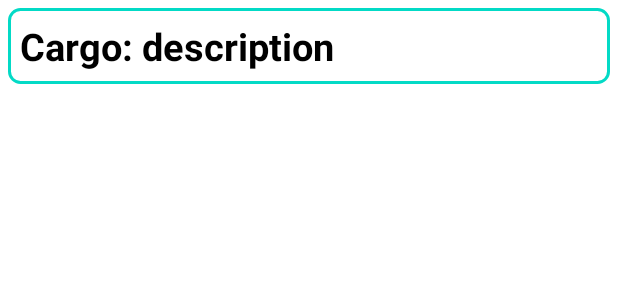
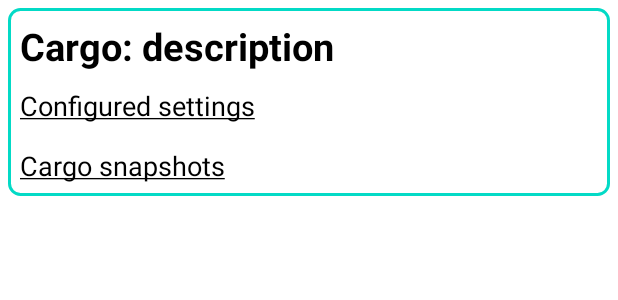
Before and after one commit to DimaMykhnevych/StoreAndDeliver.Mobile, an Android app: the layout cargo_indicators_row.xml on its own in the app's theme, with its tools: preview values and no code run, on a phone screen of 412 x 824 dp. Shown: the top 300 px of the screen. Run offline under Robolectric (Android 15) with nearby library versions, the phone set to English and light mode, and no system bars.

Commit message:
Add configured settings to cargo snapshots screen

```diff
--- a/app/src/main/java/com/example/storeanddeliver/listAdapters/IndicatorsAdapter.kt
+++ b/app/src/main/java/com/example/storeanddeliver/listAdapters/IndicatorsAdapter.kt
@@ -5,6 +5,7 @@
 import android.view.View
 import android.view.ViewGroup
 import android.widget.TextView
+import androidx.recyclerview.widget.LinearLayoutManager
 import androidx.recyclerview.widget.RecyclerView
 import com.example.storeanddeliver.R
 import com.example.storeanddeliver.models.UserCargoSnapshots
@@ -17,6 +18,7 @@
 
     class ViewHolder(itemView: View) : RecyclerView.ViewHolder(itemView) {
         val cargoIndicatorsHeader: TextView = itemView.findViewById(R.id.cargo_indicators_header)
+        val initialSettingsView: RecyclerView = itemView.findViewById(R.id.initialSettingsView)
     }
 
     override fun onCreateViewHolder(parent: ViewGroup, viewType: Int): ViewHolder {
@@ -30,9 +32,20 @@
         val currentCargo = cargoIndicators[position].cargo
         holder.cargoIndicatorsHeader.text =
             context.getString(R.string.cargo_indicators_header, currentCargo?.description)
+        setupCargoSnapshotsRecyclerView(holder, position)
     }
 
     override fun getItemCount(): Int {
         return cargoIndicators.size
     }
+
+    private fun setupCargoSnapshotsRecyclerView(holder: ViewHolder, position: Int) {
+        holder.initialSettingsView.apply {
+            layoutManager = LinearLayoutManager(context)
+            adapter = CargoSettingsAdapter(
+                cargoIndicators[position].cargo?.cargoSettings?.toMutableList(),
+                context
+            )
+        }
+    }
 }
--- a/app/src/main/res/layout/cargo_indicators_row.xml
+++ b/app/src/main/res/layout/cargo_indicators_row.xml
@@ -15,8 +15,34 @@
         tools:text="Cargo: description"
         android:textColor="@color/black"
         android:textSize="25sp"
-        android:layout_marginBottom="10dp"
         android:textStyle="bold"
         app:layout_constraintTop_toTopOf="parent"/>
 
+    <TextView
+        android:id="@+id/initial_settings_header"
+        android:layout_width="match_parent"
+        android:layout_height="wrap_content"
+        app:layout_constraintTop_toBottomOf="@id/cargo_indicators_header"
+        android:textColor="@color/black"
+        android:textSize="18sp"
+        android:layout_marginTop="10dp"
+        android:text="@string/configured_settings" />
+
+    <androidx.recyclerview.widget.RecyclerView
+        android:id="@+id/initialSettingsView"
+        android:layout_width="match_parent"
+        android:layout_height="wrap_content"
+        android:layout_margin="5dp"
+        app:layout_constraintTop_toBottomOf="@id/initial_settings_header"/>
+
+    <TextView
+        android:id="@+id/cargo_snapshots_header"
+        android:layout_width="match_parent"
+        android:layout_height="wrap_content"
+        app:layout_constraintTop_toBottomOf="@id/initialSettingsView"
+        android:textColor="@color/black"
+        android:textSize="18sp"
+        android:layout_marginTop="10dp"
+        android:text="@string/cargo_snapshots" />
+
 </androidx.constraintlayout.widget.ConstraintLayout>
--- a/app/src/main/res/values/strings.xml
+++ b/app/src/main/res/values/strings.xml
@@ -102,6 +102,8 @@
     <string name="empty_indicators">You have not active cargo requests to show the cargo indicators</string>
     <!--CARGO INDICATORS -->
     <string name="cargo_indicators_header">Cargo: %1$s</string>
+    <string name="configured_settings"><u>Configured settings</u></string>
+    <string name="cargo_snapshots"><u>Cargo snapshots</u></string>
     <!--CARGO INDICATORS -->
 
 </resources>
```
Also changed, not shown: 1 other file.
